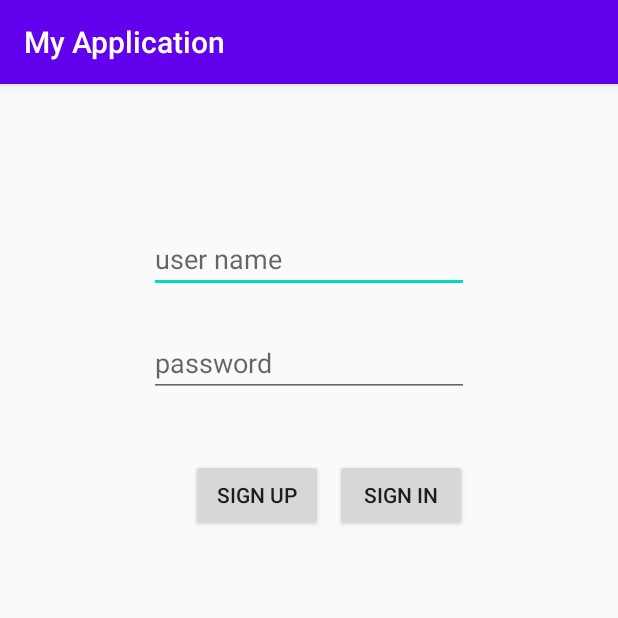
After one commit to venividivici321/termpro, an Android app: the SignInActivity screen opened directly, with no data from a screen before it, on a phone screen of 412 x 824 dp, the top half of it. The commit adds this screen. Run offline under Robolectric (Android 15) with nearby library versions, the phone set to English and light mode, and no system bars; libraries missing offline, so code that uses them is left out: com.parse; 2 statements that could not run were skipped.

Commit message:
aktiviteler ekledim giriş ekranı login falan parse ve back4app bağlantısı yaptım yarın devam edicem sabahtan aklına takılan bişi olursa kodda ara istediğin zaman kanka opuyorum

```diff
--- a/app/src/main/java/com/example/myapplication/view/fetchCorona.java
+++ b/app/src/main/java/com/example/myapplication/model/fetchCorona.java
@@ -1,7 +1,8 @@
-package com.example.myapplication.view;
+package com.example.myapplication.model;
 
 import android.os.AsyncTask;
 
+import com.example.myapplication.view.MainActivity;
 import com.google.gson.JsonDeserializationContext;
 import com.google.gson.JsonDeserializer;
 import com.google.gson.JsonSerializer;
--- a/app/src/main/java/com/example/myapplication/services/CoronaAPI.java
+++ b/app/src/main/java/com/example/myapplication/services/CoronaAPI.java
@@ -14,7 +14,7 @@ public interface CoronaAPI {
 
     // sonra call ile linkteki içeriği Liste biçiminde
     // CoronaModel sınıfındaki haliyle alıyoruz.
-    @GET("cases/countries-search")
+    @GET("\"content-type\", \"application/json\",\"authorization\", \"apikey 7KskMWk4LthKPk4t8bFJfF:1LXt8Jo0BLId60XaZ3mBjE\"")
     Call<List<CoronaModel>> getCoronaData();
 
 }
--- /dev/null
+++ b/app/src/main/java/com/example/myapplication/view/SignInActivity.java
@@ -0,0 +1,85 @@
+package com.example.myapplication.view;
+
+import androidx.appcompat.app.AppCompatActivity;
+
+import android.content.Intent;
+import android.os.Bundle;
+import android.view.View;
+import android.widget.EditText;
+import android.widget.Toast;
+
+import com.example.myapplication.R;
+import com.parse.LogInCallback;
+import com.parse.ParseException;
+import com.parse.ParseUser;
+import com.parse.SignUpCallback;
+
+
+public class SignInActivity extends AppCompatActivity {
+
+    EditText usernameText, passwordText;
+    @Override
+    protected void onCreate(Bundle savedInstanceState) {
+        super.onCreate(savedInstanceState);
+        setContentView(R.layout.activity_sign_in);
+
+        usernameText = findViewById(R.id.user_name_signup_activity);
+        passwordText = findViewById(R.id.password_text_signup_activity);
+        ParseUser parseUser = ParseUser.getCurrentUser();
+        try {
+            if (parseUser != null) {
+                Intent intent = new Intent(getApplicationContext(),LocationsActivity.class);
+                startActivity(intent);
+            }
+        }catch (Exception e){
+
+        }
+
+    }
+    public void signUp(View view) {
+
+        ParseUser user = new ParseUser();
+        String username = usernameText.getText().toString();
+        String userpass = passwordText.getText().toString();
+
+        user.setUsername(username);
+        user.setPassword(userpass);
+
+        if (username == "" || userpass == "") {
+            Toast.makeText(getApplicationContext(), "please fill", Toast.LENGTH_LONG).show();
+        } else {
+            user.signUpInBackground(new SignUpCallback() {
+                @Override
+                public void done(ParseException e) {
+                    if (e != null) {
+                        Toast.makeText(getApplicationContext(), e.getLocalizedMessage(), Toast.LENGTH_LONG).show();
+                    } else {
+                        Toast.makeText(getApplicationContext(), "User Signed Up!!!", Toast.LENGTH_LONG).show();
+                        //intent
+                        Intent intent = new Intent(getApplicationContext(), LocationsActivity.class);
+                        startActivity(intent);
+
+                    }
+                }
+            });
+        }
+    }
+    public void signIn(View view) {
+
+        ParseUser.logInInBackground(usernameText.getText().toString(), passwordText.getText().toString(), new LogInCallback() {
+            @Override
+            public void done(ParseUser user, ParseException e) {
+                if (e!=null){
+                    Toast.makeText(getApplicationContext(),e.getLocalizedMessage(),Toast.LENGTH_LONG).show();
+                } else {
+                    Toast.makeText(getApplicationContext(),"Welcome: " + user.getUsername(),Toast.LENGTH_LONG).show();
+                    //intent
+
+                    Intent intent = new Intent(getApplicationContext(),LocationsActivity.class);
+                    startActivity(intent);
+
+                }
+            }
+        });
+    }
+}
--- /dev/null
+++ b/app/src/main/res/layout/activity_sign_in.xml
@@ -0,0 +1,53 @@
+<?xml version="1.0" encoding="utf-8"?>
+<androidx.constraintlayout.widget.ConstraintLayout xmlns:android="http://schemas.android.com/apk/res/android"
+    xmlns:app="http://schemas.android.com/apk/res-auto"
+    xmlns:tools="http://schemas.android.com/tools"
+    android:layout_width="match_parent"
+    android:layout_height="match_parent"
+    tools:context=".view.SignInActivity">
+
+    <EditText
+        android:id="@+id/user_name_signup_activity"
+        android:layout_width="wrap_content"
+        android:layout_height="wrap_content"
+        android:layout_marginTop="94dp"
+        android:ems="10"
+        android:hint="user name"
+        android:inputType="textPersonName"
+        app:layout_constraintEnd_toEndOf="parent"
+        app:layout_constraintStart_toStartOf="parent"
+        app:layout_constraintTop_toTopOf="parent" />
+
+    <EditText
+        android:id="@+id/password_text_signup_activity"
+        android:layout_width="wrap_content"
+        android:layout_height="wrap_content"
+        android:layout_marginTop="24dp"
+        android:ems="10"
+        android:hint="password"
+        android:inputType="textPassword"
+        app:layout_constraintStart_toStartOf="@+id/user_name_signup_activity"
+        app:layout_constraintTop_toBottomOf="@+id/user_name_signup_activity" />
+
+    <Button
+        android:id="@+id/signup_button_signup_activity"
+        android:layout_width="wrap_content"
+        android:layout_height="wrap_content"
+        android:layout_marginStart="28dp"
+        android:onClick="signUp"
+        android:text="Sign Up"
+        app:layout_constraintBaseline_toBaselineOf="@+id/signin_button_signup_activity"
+        app:layout_constraintStart_toStartOf="@+id/password_text_signup_activity" />
+
+    <Button
+        android:id="@+id/signin_button_signup_activity"
+        android:layout_width="wrap_content"
+        android:layout_height="wrap_content"
+        android:layout_marginEnd="1dp"
+        android:layout_marginTop="41dp"
+        android:onClick="signIn"
+        android:text="Sign In"
+        app:layout_constraintEnd_toEndOf="@+id/password_text_signup_activity"
+        app:layout_constraintTop_toBottomOf="@+id/password_text_signup_activity" />
+
+</androidx.constraintlayout.widget.ConstraintLayout>
--- /dev/null
+++ b/app/src/main/res/menu/add_place.xml
@@ -0,0 +1,5 @@
+<?xml version="1.0" encoding="utf-8"?>
+<menu xmlns:android="http://schemas.android.com/apk/res/android">
+    <item android:id="@+id/add_place" android:title="Add Place"></item>
+    <item android:id="@+id/log_out" android:title="Log Out"></item>
+</menu>
--- /dev/null
+++ b/app/src/main/res/menu/save_place.xml
@@ -0,0 +1,4 @@
+<?xml version="1.0" encoding="utf-8"?>
+<menu xmlns:android="http://schemas.android.com/apk/res/android">
+    <item android:id="@+id/save_place" android:title="Save Place"></item>
+</menu>
--- a/app/src/main/res/values/strings.xml
+++ b/app/src/main/res/values/strings.xml
@@ -1,4 +1,6 @@
 <resources>
     <string name="app_name">My Application</string>
     <string name="title_activity_maps">Map</string>
+    <string name="places_api_key">AIzaSyAF3yQS5_pLbp3C_J1fVFVFVDltiRN6_aA</string>
+
 </resources>
```
Also changed, not shown: app/build.gradle (+9 -0 lines), app/src/main/AndroidManifest.xml (+8 -3 lines), app/src/main/java/com/example/myapplication/model/fetchData.java (renamed from app/src/main/java/com/example/myapplication/view/fetchData.java, +5 -2 lines), app/src/main/java/com/example/myapplication/view/CreatePlaceActivity.java (added, +16 -0 lines), app/src/main/java/com/example/myapplication/view/DetailActivity.java (added, +16 -0 lines), app/src/main/java/com/example/myapplication/view/LocationsActivity.java (added, +114 -0 lines), app/src/main/java/com/example/myapplication/view/MainActivity.java (+14 -20 lines), app/src/main/java/com/example/myapplication/view/MapsActivity.java (+5 -7 lines), app/src/main/java/com/example/myapplication/view/ParseStarterClass.java (added, +22 -0 lines), app/src/main/res/layout/activity_create_place.xml (added, +9 -0 lines), app/src/main/res/layout/activity_detail.xml (added, +9 -0 lines), app/src/main/res/layout/activity_locations.xml (added, +21 -0 lines), app/src/main/res/layout/activity_main.xml (+13 -1 lines).
